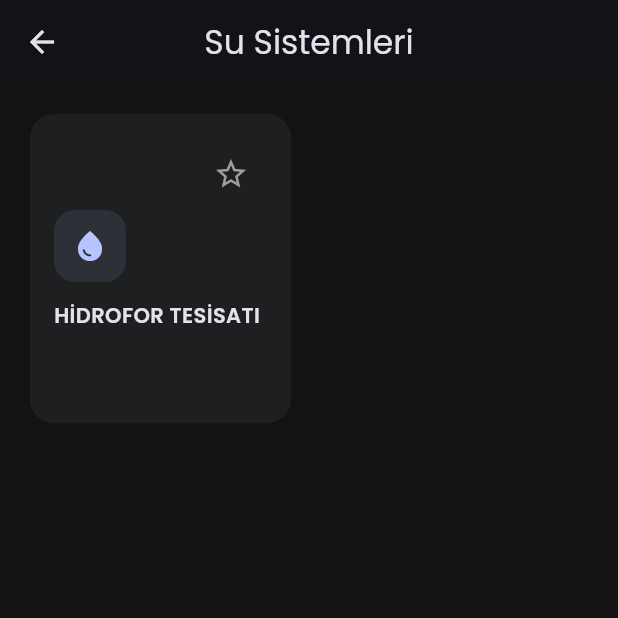
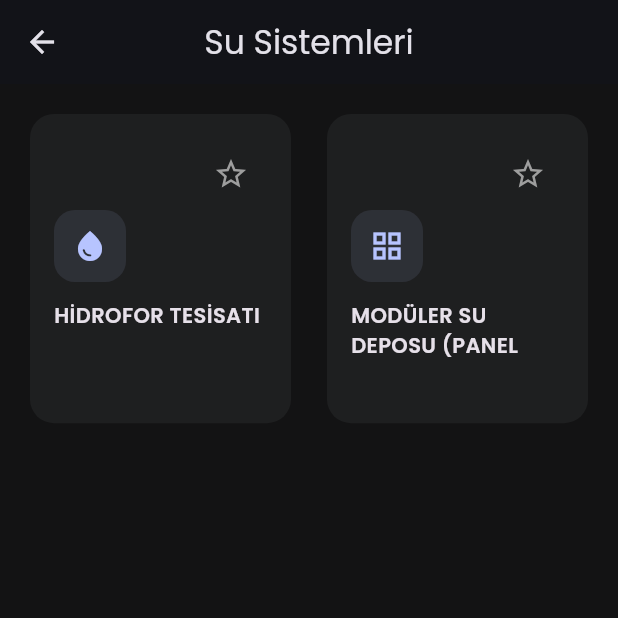
Before and after one commit to beratsoyler/pomeka_v133, a Flutter app: the CategoryScreen screen opened directly with sample values from the repository, on a phone screen of 412 x 824 dp, the top half of it. Run offline on Flutter 3.47's test engine with Material 3 defaults, Android fonts, the phone set to English and light mode, and no system bars; our stand-ins replace fl_chart, google_fonts, pdf, printing, shared_preferences; accounts and stored records are empty.

Commit message:
Add modular water tank formula

```diff
--- a/lib/localization/app_locale.dart
+++ b/lib/localization/app_locale.dart
@@ -10,6 +10,7 @@ class AppLocale {
       'converter': 'BİRİM DÖNÜŞTÜRÜCÜ',
       'recirculation_pump': 'RE-SİRKÜLASYON POMPA SEÇİMİ',
       'shunt_pump': 'ŞÖNT POMPA SEÇİMİ',
+      'modular_tank': 'MODÜLER SU DEPOSU (PANEL DEPO)',
       'calculate': 'HESAPLA',
       'clean': 'TEMİZLE',
       'search_hint': 'Menüde Ara...',
@@ -96,6 +97,8 @@ class AppLocale {
       'press_unit': 'mSS',
       'flow_unit': 'm³/h',
       'bar_unit': 'Bar',
+      'panel_unit': 'panel',
+      'mm_unit': 'mm',
       'pdf_footer':
           'Bu belge POMEKA Mobil Uygulaması tarafından otomatik olarak oluşturulmuştur.',
       'date': 'Tarih',
@@ -131,6 +134,25 @@ class AppLocale {
       'zone_hamam': 'Hamam Isıtma Yükü',
       'zone_air_handler': 'Klima Santrali Yükü',
       'zone_heat_recovery': 'Isı Geri Kazanım Yükü',
+      'modular_tank_desc':
+          'En/Boy/Yükseklik (mm) girilir, montaj payları düşülür ve 1080 mm panel modülüne göre hesap yapılır.',
+      'modular_tank_width': 'En (mm)',
+      'modular_tank_length': 'Boy (mm)',
+      'modular_tank_height': 'Yükseklik (mm)',
+      'modular_tank_mode': 'Hesap Modu',
+      'modular_tank_mode_capacity': 'Tam Kapasite (0,5 panel)',
+      'modular_tank_mode_budget': 'Uygun Fiyatlı (tam panel)',
+      'modular_tank_panel_a': 'A Panel Adedi',
+      'modular_tank_panel_b': 'B Panel Adedi',
+      'modular_tank_panel_c': 'C Panel Adedi',
+      'modular_tank_side_panels': 'Yan Yüzey Panel Sayısı',
+      'modular_tank_volume': 'Kapasite',
+      'modular_tank_effective_dimensions': 'Efektif Ölçüler',
+      'modular_tank_effective_width': 'En (mm)',
+      'modular_tank_effective_length': 'Boy (mm)',
+      'modular_tank_effective_height': 'Yükseklik (mm)',
+      'err_modular_tank_dimensions':
+          'Ölçüler montaj paylarından büyük olmalıdır (X>800, Y>800, Z>500).',
       'heat_load_kcal': 'Isı Yükü',
       'delta_t': 'ΔT',
       'total_heat_load': 'Toplam Isı Yükü',
@@ -161,6 +183,7 @@ class AppLocale {
       'converter': 'UNIT CONVERTER',
       'recirculation_pump': 'RECIRCULATION PUMP SELECTION',
       'shunt_pump': 'SHUNT PUMP SELECTION',
+      'modular_tank': 'MODULAR WATER TANK (PANEL TANK)',
       'calculate': 'CALCULATE',
       'clean': 'CLEAR',
       'search_hint': 'Search Menu...',
@@ -247,6 +270,8 @@ class AppLocale {
       'press_unit': 'mWC',
       'flow_unit': 'm³/h',
       'bar_unit': 'Bar',
+      'panel_unit': 'panel',
+      'mm_unit': 'mm',
       'pdf_footer':
           'This document was automatically generated by POMEKA Mobile Application.',
       'date': 'Date',
@@ -282,6 +307,25 @@ class AppLocale {
       'zone_hamam': 'Hamam Heating Load',
       'zone_air_handler': 'Air Handling Unit Load',
       'zone_heat_recovery': 'Heat Recovery Load',
+      'modular_tank_desc':
+          'Enter width/length/height (mm), subtract mounting allowances, and calculate by 1080 mm panel module.',
+      'modular_tank_width': 'Width (mm)',
+      'modular_tank_length': 'Length (mm)',
+      'modular_tank_height': 'Height (mm)',
+      'modular_tank_mode': 'Calculation Mode',
+      'modular_tank_mode_capacity': 'Full Capacity (0.5 panel)',
+      'modular_tank_mode_budget': 'Budget (full panel)',
+      'modular_tank_panel_a': 'Panel Count A',
+      'modular_tank_panel_b': 'Panel Count B',
+      'modular_tank_panel_c': 'Panel Count C',
+      'modular_tank_side_panels': 'Side Panel Count',
+      'modular_tank_volume': 'Capacity',
+      'modular_tank_effective_dimensions': 'Effective Dimensions',
+      'modular_tank_effective_width': 'Width (mm)',
+      'modular_tank_effective_length': 'Length (mm)',
+      'modular_tank_effective_height': 'Height (mm)',
+      'err_modular_tank_dimensions':
+          'Dimensions must be larger than mounting allowances (X>800, Y>800, Z>500).',
       'heat_load_kcal': 'Heat Load',
       'delta_t': 'ΔT',
       'total_heat_load': 'Total Heat Load',
@@ -314,6 +358,7 @@ class AppLocale {
       'converter': 'EINHEITENWANDLER',
       'recirculation_pump': 'REZIRKULATIONSPUMPENAUSWAHL',
       'shunt_pump': 'SHUNTPUMPENAUSWAHL',
+      'modular_tank': 'MODULARER WASSERTANK (PANELTANK)',
       'calculate': 'BERECHNEN',
       'clean': 'LÖSCHEN',
       'search_hint': 'Suchen...',
@@ -400,6 +445,8 @@ class AppLocale {
       'press_unit': 'mWS',
       'flow_unit': 'm³/h',
       'bar_unit': 'Bar',
+      'panel_unit': 'Panel',
+      'mm_unit': 'mm',
       'pdf_footer':
           'Dieses Dokument wurde automatisch von der POMEKA Mobile App erstellt.',
       'date': 'Datum',
@@ -435,6 +482,25 @@ class AppLocale {
       'zone_hamam': 'Hammam-Heizlast',
       'zone_air_handler': 'RLT-Anlagenlast',
       'zone_heat_recovery': 'Wärmerückgewinnung',
+      'modular_tank_desc':
+          'Breite/Länge/Höhe (mm) eingeben, Montagetoleranzen abziehen und nach 1080-mm-Panelmodul berechnen.',
+      'modular_tank_width': 'Breite (mm)',
+      'modular_tank_length': 'Länge (mm)',
+      'modular_tank_height': 'Höhe (mm)',
+      'modular_tank_mode': 'Berechnungsmodus',
+      'modular_tank_mode_capacity': 'Volle Kapazität (0,5 Panel)',
+      'modular_tank_mode_budget': 'Preiswert (volles Panel)',
+      'modular_tank_panel_a': 'Panelanzahl A',
+      'modular_tank_panel_b': 'Panelanzahl B',
+      'modular_tank_panel_c': 'Panelanzahl C',
+      'modular_tank_side_panels': 'Seitliche Panelanzahl',
+      'modular_tank_volume': 'Kapazität',
+      'modular_tank_effective_dimensions': 'Effektive Abmessungen',
+      'modular_tank_effective_width': 'Breite (mm)',
+      'modular_tank_effective_length': 'Länge (mm)',
+      'modular_tank_effective_height': 'Höhe (mm)',
+      'err_modular_tank_dimensions':
+          'Abmessungen müssen größer als die Montagetoleranzen sein (X>800, Y>800, Z>500).',
       'heat_load_kcal': 'Heizlast',
       'delta_t': 'ΔT',
       'total_heat_load': 'Gesamt-Heizlast',
@@ -467,6 +533,7 @@ class AppLocale {
       'converter': 'CONVERTISSEUR',
       'recirculation_pump': 'SÉLECTION DE POMPE DE RE-CIRCULATION',
       'shunt_pump': 'SÉLECTION DE POMPE SHUNT',
+      'modular_tank': 'RÉSERVOIR D’EAU MODULAIRE (PANNEAUX)',
       'calculate': 'CALCULER',
       'clean': 'EFFACER',
       'search_hint': 'Rechercher...',
@@ -555,6 +622,8 @@ class AppLocale {
       'press_unit': 'mCE',
       'flow_unit': 'm³/h',
       'bar_unit': 'Bar',
+      'panel_unit': 'panneau',
+      'mm_unit': 'mm',
       'pdf_footer':
           'Ce document a été généré automatiquement par l\'application mobile POMEKA.',
       'date': 'Date',
@@ -589,6 +658,25 @@ class AppLocale {
       'zone_hamam': 'Charge hammam',
       'zone_air_handler': 'Charge CTA',
       'zone_heat_recovery': 'Charge récupération chaleur',
+      'modular_tank_desc':
+          'Saisissez largeur/longueur/hauteur (mm), déduisez les tolérances de montage et calculez selon le module 1080 mm.',
+      'modular_tank_width': 'Largeur (mm)',
+      'modular_tank_length': 'Longueur (mm)',
+      'modular_tank_height': 'Hauteur (mm)',
+      'modular_tank_mode': 'Mode de calcul',
+      'modular_tank_mode_capacity': 'Pleine capacité (0,5 panneau)',
+      'modular_tank_mode_budget': 'Économique (panneau entier)',
+      'modular_tank_panel_a': 'Nombre de panneaux A',
+      'modular_tank_panel_b': 'Nombre de panneaux B',
+      'modular_tank_panel_c': 'Nombre de panneaux C',
+      'modular_tank_side_panels': 'Nombre de panneaux latéraux',
+      'modular_tank_volume': 'Capacité',
+      'modular_tank_effective_dimensions': 'Dimensions effectives',
+      'modular_tank_effective_width': 'Largeur (mm)',
+      'modular_tank_effective_length': 'Longueur (mm)',
+      'modular_tank_effective_height': 'Hauteur (mm)',
+      'err_modular_tank_dimensions':
+          'Les dimensions doivent dépasser les tolérances de montage (X>800, Y>800, Z>500).',
       'heat_load_kcal': 'Charge thermique',
       'delta_t': 'ΔT',
       'total_heat_load': 'Charge totale',
--- a/lib/registry/formula_registry.dart
+++ b/lib/registry/formula_registry.dart
@@ -5,6 +5,7 @@ import '../models/formula_meta.dart';
 import '../localization/app_locale.dart';
 import '../screens/calculators.dart';
 import '../screens/formula_screen.dart';
+import '../screens/modular_water_tank_tab.dart';
 import '../state/app_state.dart';
 
 class FormulaRegistry {
@@ -66,6 +67,18 @@ class FormulaRegistry {
             Navigator.push(context, MaterialPageRoute(builder: tank.builder));
           },
         ),
+      ),
+    ),
+    FormulaMeta(
+      id: 'modular_tank',
+      titleKey: 'modular_tank',
+      categoryId: categoryWater,
+      icon: Icons.grid_view,
+      tags: const ['tank', 'water', 'modular', 'panel'],
+      builder: (context) => const FormulaScreen(
+        formulaId: 'modular_tank',
+        titleKey: 'modular_tank',
+        child: ModularWaterTankTab(),
       ),
     ),
     FormulaMeta(
```
Also changed, not shown: lib/models/modular_water_tank_result.dart (added, +21 -0 lines), lib/screens/modular_water_tank_tab.dart (added, +318 -0 lines), lib/services/modular_water_tank_calculator.dart (added, +73 -0 lines).
